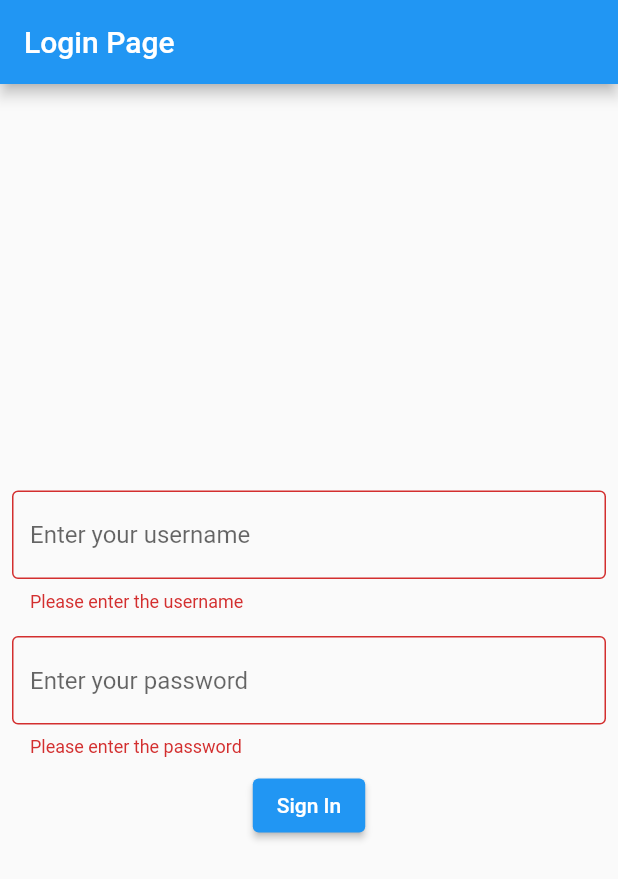
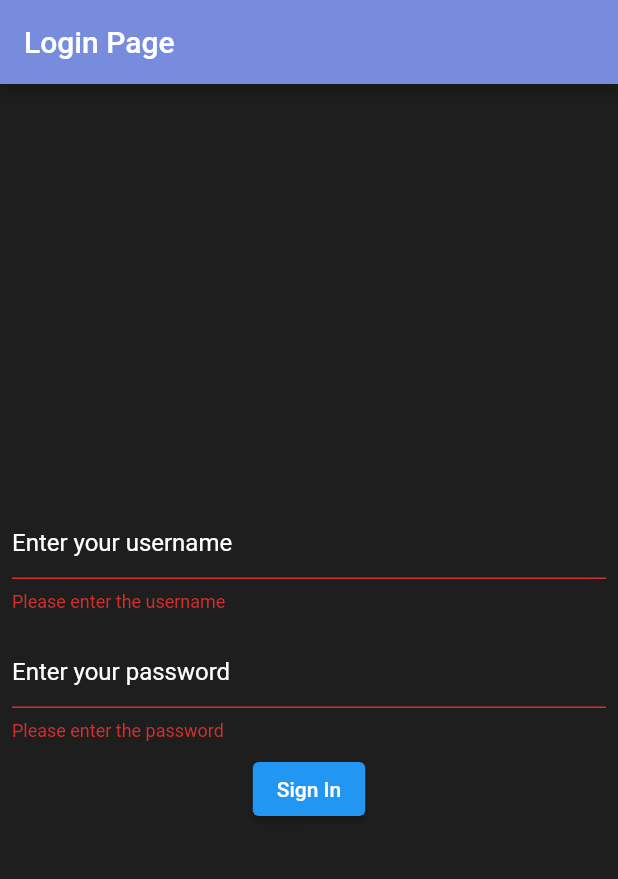
Before and after one commit to samuelobe/todolistapp, a Flutter app: the screen it shows after launch, after a tap on "Sign In", on a phone screen of 412 x 824 dp. Shown: the top 879 px of the screen. Run offline on Flutter 3.47's test engine with Material 2 defaults, Android fonts, the phone set to English and light mode, and no system bars.

Commit message:
Added better colors ro project

```diff
--- a/lib/main.dart
+++ b/lib/main.dart
@@ -14,8 +14,18 @@
     return MaterialApp(
       title: 'Todo List App',
       theme: ThemeData(
-        primarySwatch: Colors.blue,
-      ),
+          textTheme: const TextTheme(
+            bodyText1: TextStyle(
+              color: Colors.white,
+            ),
+            bodyText2: TextStyle(
+              color: Colors.white,
+            ),
+          ),
+          appBarTheme:
+              const AppBarTheme(color: Color.fromRGBO(120, 140, 222, 1)),
+          primarySwatch: Colors.blue,
+          scaffoldBackgroundColor: const Color(0xFF1e1e1e)),
       home: const LoginPage(),
     );
   }
--- a/lib/pages/login_page.dart
+++ b/lib/pages/login_page.dart
@@ -1,4 +1,5 @@
 import 'package:flutter/material.dart';
+import 'package:todolistapp/pages/todo_page.dart';
 
 class LoginPage extends StatefulWidget {
   const LoginPage({Key? key}) : super(key: key);
@@ -26,10 +27,18 @@
               Padding(
                 padding: const EdgeInsets.all(8.0),
                 child: TextFormField(
+                  style: const TextStyle(color: Colors.white),
                   decoration: const InputDecoration(
-                    border: OutlineInputBorder(),
-                    hintText: 'Enter your username',
-                  ),
+                      enabledBorder: OutlineInputBorder(
+                        borderSide: BorderSide(color: Colors.white, width: 2.0),
+                      ),
+                      focusedBorder: OutlineInputBorder(
+                        borderSide: BorderSide(
+                            color: Color.fromRGBO(120, 140, 222, 1),
+                            width: 2.0),
+                      ),
+                      hintText: 'Enter your username',
+                      hintStyle: TextStyle(color: Colors.white)),
                   validator: (String? value) {
                     if (value == null || value.isEmpty) {
                       return 'Please enter the username';
@@ -45,9 +54,16 @@
                 padding: const EdgeInsets.all(8.0),
                 child: TextFormField(
                   decoration: const InputDecoration(
-                    border: OutlineInputBorder(),
-                    hintText: 'Enter your password',
-                  ),
+                      enabledBorder: OutlineInputBorder(
+                        borderSide: BorderSide(color: Colors.white, width: 2.0),
+                      ),
+                      focusedBorder: OutlineInputBorder(
+                        borderSide: BorderSide(
+                            color: Color.fromRGBO(120, 140, 222, 1),
+                            width: 2.0),
+                      ),
+                      hintText: 'Enter your password',
+                      hintStyle: TextStyle(color: Colors.white)),
                   validator: (String? value) {
                     if (value == null || value.isEmpty) {
                       return 'Please enter the password';
@@ -61,7 +77,10 @@
               ElevatedButton(
                   onPressed: () {
                     if (_formKey.currentState!.validate()) {
-                      print("GREAT SUCCESS");
+                      Navigator.push(
+                          context,
+                          MaterialPageRoute(
+                              builder: (context) => const TodoPage()));
                     }
                   },
                   child: const Text("Sign In"))
--- a/lib/pages/todo_page.dart
+++ b/lib/pages/todo_page.dart
@@ -10,6 +10,8 @@
 class _TodoPageState extends State<TodoPage> {
   @override
   Widget build(BuildContext context) {
-    return Container();
+    return Scaffold(
+      appBar: AppBar(title: const Text("Todo List Page"),)
+    );
   }
 }
--- a/pubspec.yaml
+++ b/pubspec.yaml
@@ -36,6 +36,7 @@
   cupertino_icons: ^1.0.2
   flutter_bloc: ^8.0.1
   firebase_core: ^1.11.0
+  shared_preferences: ^2.0.12
 
 dev_dependencies:
   flutter_test:
```
Also changed, not shown: pubspec.lock, 1 other file.
